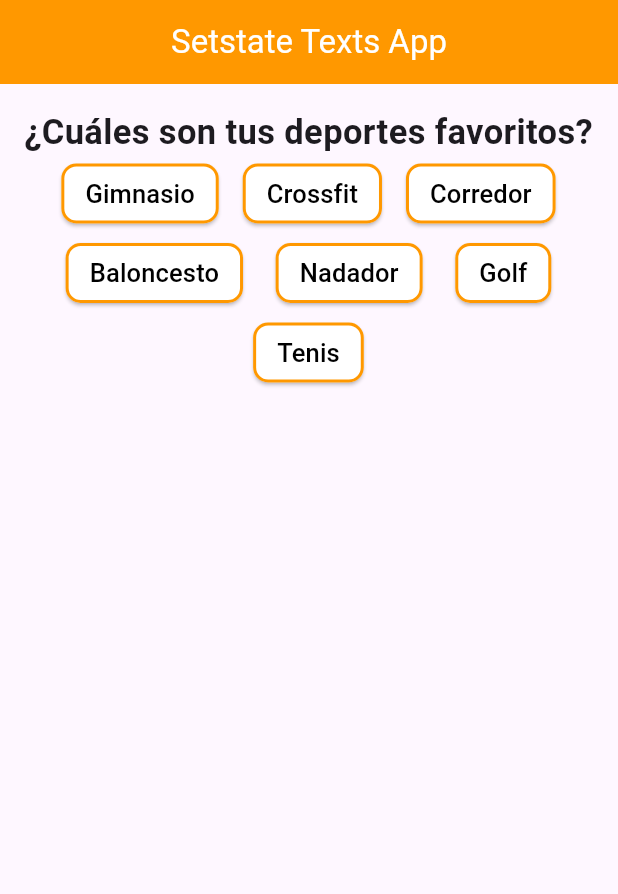
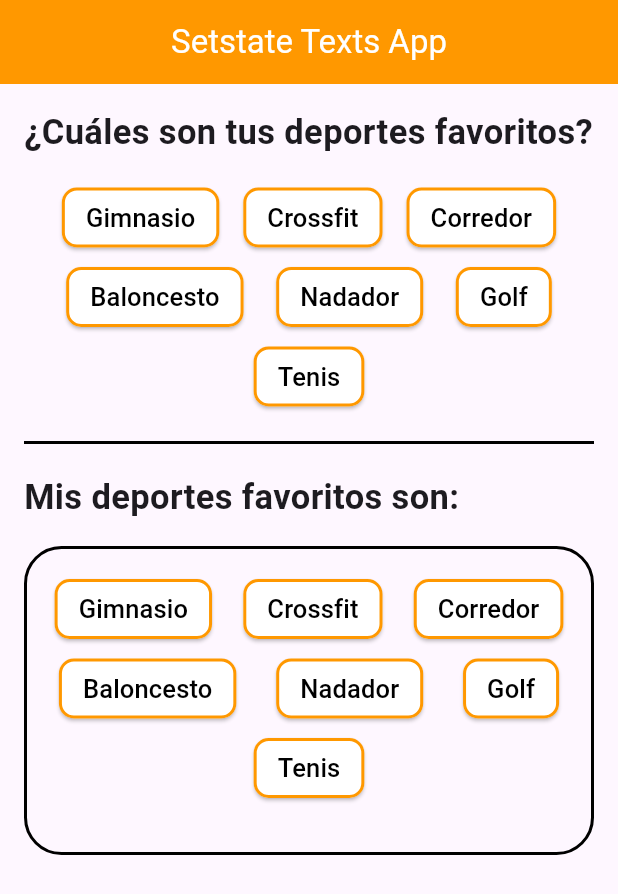
Before and after one commit to fr4nsgallegos/diceAppG14, a Flutter app: the screen it shows after launch, on a phone screen of 412 x 824 dp. Shown: the top 894 px of the screen. Run offline on Flutter 3.47's test engine with Material 3 defaults, Android fonts, the phone set to English and light mode, and no system bars.

```diff
--- a/lib/pages/deports_favorites_page.dart
+++ b/lib/pages/deports_favorites_page.dart
@@ -34,6 +34,7 @@ class DeportsFavoritesPage extends StatelessWidget {
 
   @override
   Widget build(BuildContext context) {
+    double screenWidth = MediaQuery.of(context).size.width;
     return Scaffold(
       appBar: AppBar(
         title: Text("Setstate Texts App"),
@@ -44,10 +45,12 @@ class DeportsFavoritesPage extends StatelessWidget {
       body: Padding(
         padding: const EdgeInsets.all(16.0),
         child: Column(
+          crossAxisAlignment: CrossAxisAlignment.start,
           children: [
             Text("¿Cuáles son tus deportes favoritos?", style: titleStyle),
-
-            Wrap(
+            SizedBox(height: 16),
+            Center(
+              child: Wrap(
                 spacing: 16, //espaciado horizontal entre elementos
                 runSpacing: 5, //espaciado vertical entre filas
                 alignment: WrapAlignment.spaceAround,
@@ -56,6 +59,28 @@ class DeportsFavoritesPage extends StatelessWidget {
                     _buildDeportButton(deportList[i]),
                 ],
               ),
+            ),
+            Divider(height: 40, thickness: 2, color: Colors.black),
+            Text("Mis deportes favoritos son:", style: titleStyle),
+            SizedBox(height: 16),
+            Container(
+              padding: EdgeInsets.all(16),
+              width: screenWidth,
+              height: screenWidth / 2,
+              decoration: BoxDecoration(
+                borderRadius: BorderRadius.circular(25),
+                border: Border.all(color: Colors.black, width: 2),
+              ),
+              child: Wrap(
+                spacing: 16, //espaciado horizontal entre elementos
+                runSpacing: 5, //espaciado vertical entre filas
+                alignment: WrapAlignment.spaceAround,
+                children: [
+                  for (int i = 0; i < deportList.length; i++)
+                    _buildDeportButton(deportList[i]),
+                ],
+              ),
+            ),
           ],
         ),
       ),
```
Lines whose indentation alone changed are shown as unchanged.
